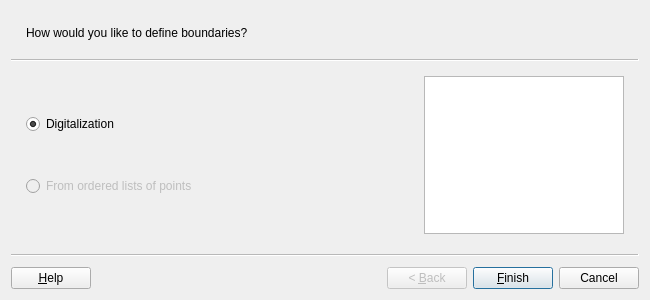
The window that asistente_ladm_col/ui/wiz_define_boundaries_cadastre.ui (SwissTierrasColombia/Asistente-LADM-COL) describes before a commit, drawn with Qt 5.
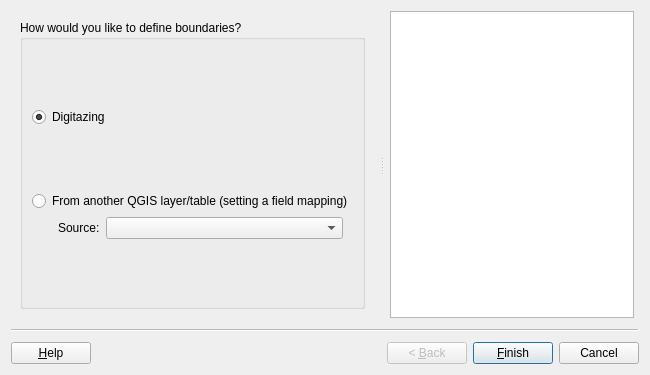
The same window after the commit. Custom widgets are drawn as their Qt base class.

Commit message: [gui] Show ETL model from 'Define Boundaries' wizard

```diff
--- a/asistente_ladm_col/ui/wiz_define_boundaries_cadastre.ui
+++ b/asistente_ladm_col/ui/wiz_define_boundaries_cadastre.ui
@@ -7,7 +7,7 @@
     <x>0</x>
     <y>0</y>
     <width>650</width>
-    <height>300</height>
+    <height>375</height>
    </rect>
   </property>
   <property name="cursor">
@@ -24,54 +24,106 @@
     <string/>
    </property>
    <property name="subTitle">
-    <string>How would you like to define boundaries?</string>
+    <string/>
    </property>
    <layout class="QGridLayout" name="gridLayout">
-    <item row="0" column="1">
-     <spacer name="verticalSpacer">
+    <property name="leftMargin">
+     <number>0</number>
+    </property>
+    <property name="topMargin">
+     <number>0</number>
+    </property>
+    <property name="rightMargin">
+     <number>5</number>
+    </property>
+    <property name="bottomMargin">
+     <number>0</number>
+    </property>
+    <item row="0" column="0">
+     <widget class="QSplitter" name="splitter">
+      <property name="sizePolicy">
+       <sizepolicy hsizetype="Expanding" vsizetype="Expanding">
+        <horstretch>0</horstretch>
+        <verstretch>0</verstretch>
+       </sizepolicy>
+      </property>
       <property name="orientation">
-       <enum>Qt::Vertical</enum>
+       <enum>Qt::Horizontal</enum>
       </property>
-      <property name="sizeHint" stdset="0">
-       <size>
-        <width>20</width>
-        <height>40</height>
-       </size>
+      <property name="handleWidth">
+       <number>16</number>
       </property>
-     </spacer>
-    </item>
-    <item row="0" column="2" rowspan="5">
-     <widget class="QTextBrowser" name="txt_help_page_1">
+      <widget class="QFrame" name="frame">
+       <property name="sizePolicy">
+        <sizepolicy hsizetype="Expanding" vsizetype="Expanding">
+         <horstretch>2</horstretch>
+         <verstretch>0</verstretch>
+        </sizepolicy>
+       </property>
+       <layout class="QGridLayout" name="gridLayout_4">
+        <item row="0" column="0">
+         <widget class="QGroupBox" name="gbx_page_1">
+          <property name="title">
+           <string>How would you like to define boundaries?</string>
+          </property>
+          <layout class="QGridLayout" name="gridLayout_3">
+           <item row="4" column="0">
+            <layout class="QHBoxLayout" name="horizontalLayout_3">
+             <property name="leftMargin">
+              <number>26</number>
+             </property>
+             <property name="rightMargin">
+              <number>10</number>
+             </property>
+             <item>
+              <widget class="QLabel" name="lbl_refactor_source">
+               <property name="sizePolicy">
+                <sizepolicy hsizetype="Preferred" vsizetype="Preferred">
+                 <horstretch>0</horstretch>
+                 <verstretch>0</verstretch>
+                </sizepolicy>
+               </property>
+               <property name="text">
+                <string>Source:</string>
+               </property>
+              </widget>
+             </item>
+             <item>
+              <widget class="QgsMapLayerComboBox" name="mMapLayerComboBox">
+               <property name="sizePolicy">
+                <sizepolicy hsizetype="Expanding" vsizetype="Fixed">
+                 <horstretch>0</horstretch>
+                 <verstretch>0</verstretch>
+                </sizepolicy>
+               </property>
       <property name="maximumSize">
        <size>
-        <width>200</width>
+                 <width>400</width>
         <height>16777215</height>
        </size>
       </property>
-      <property name="html">
-       <string>&lt;!DOCTYPE HTML PUBLIC &quot;-//W3C//DTD HTML 4.0//EN&quot; &quot;http://www.w3.org/TR/REC-html40/strict.dtd&quot;&gt;
-&lt;html&gt;&lt;head&gt;&lt;meta name=&quot;qrichtext&quot; content=&quot;1&quot; /&gt;&lt;style type=&quot;text/css&quot;&gt;
-p, li { white-space: pre-wrap; }
-&lt;/style&gt;&lt;/head&gt;&lt;body style=&quot; font-family:'Ubuntu'; font-size:11pt; font-weight:400; font-style:normal;&quot;&gt;
-&lt;p style=&quot;-qt-paragraph-type:empty; margin-top:0px; margin-bottom:0px; margin-left:0px; margin-right:0px; -qt-block-indent:0; text-indent:0px;&quot;&gt;&lt;br /&gt;&lt;/p&gt;&lt;/body&gt;&lt;/html&gt;</string>
-      </property>
-     </widget>
+               <property name="allowEmptyLayer" stdset="0">
+                <bool>true</bool>
+               </property>
+               <property name="showCrs" stdset="0">
+                <bool>false</bool>
+               </property>
+              </widget>
+             </item>
+            </layout>
     </item>
     <item row="1" column="0">
-     <widget class="QRadioButton" name="radioButton">
-      <property name="toolTip">
-       <string>Digitalize lines on the map canvas using QGIS tools</string>
-      </property>
+            <widget class="QRadioButton" name="rad_digitizing">
       <property name="text">
-       <string>Digitalization</string>
+              <string>Digitazing</string>
       </property>
       <property name="checked">
        <bool>true</bool>
       </property>
      </widget>
     </item>
-    <item row="2" column="1">
-     <spacer name="verticalSpacer_3">
+           <item row="0" column="0">
+            <spacer name="verticalSpacer">
       <property name="orientation">
        <enum>Qt::Vertical</enum>
       </property>
@@ -83,20 +135,17 @@
       </property>
      </spacer>
     </item>
-    <item row="3" column="0" colspan="2">
-     <widget class="QRadioButton" name="radioButton_2">
+           <item row="3" column="0">
+            <widget class="QRadioButton" name="rad_refactor">
       <property name="enabled">
-       <bool>false</bool>
-      </property>
-      <property name="toolTip">
-       <string>Use ordered lists of points defining boundaries</string>
+              <bool>true</bool>
       </property>
       <property name="text">
-       <string>From ordered lists of points</string>
+              <string>From another QGIS layer/table (setting a field mapping)</string>
       </property>
      </widget>
     </item>
-    <item row="4" column="1">
+           <item row="2" column="0">
      <spacer name="verticalSpacer_2">
       <property name="orientation">
        <enum>Qt::Vertical</enum>
@@ -109,9 +158,50 @@
       </property>
      </spacer>
     </item>
-   </layout>
-  </widget>
- </widget>
+           <item row="5" column="0">
+            <spacer name="verticalSpacer_3">
+             <property name="orientation">
+              <enum>Qt::Vertical</enum>
+             </property>
+             <property name="sizeHint" stdset="0">
+              <size>
+               <width>20</width>
+               <height>40</height>
+              </size>
+             </property>
+            </spacer>
+           </item>
+          </layout>
+         </widget>
+        </item>
+       </layout>
+      </widget>
+      <widget class="QTextBrowser" name="txt_help_page_1">
+       <property name="sizePolicy">
+        <sizepolicy hsizetype="Expanding" vsizetype="Expanding">
+         <horstretch>0</horstretch>
+         <verstretch>0</verstretch>
+        </sizepolicy>
+       </property>
+       <property name="accessibleName">
+        <string/>
+       </property>
+       <property name="openLinks">
+        <bool>false</bool>
+       </property>
+      </widget>
+     </widget>
+    </item>
+   </layout>
+  </widget>
+ </widget>
+ <customwidgets>
+  <customwidget>
+   <class>QgsMapLayerComboBox</class>
+   <extends>QComboBox</extends>
+   <header>qgis.gui</header>
+  </customwidget>
+ </customwidgets>
  <resources/>
  <connections/>
 </ui>
```
Lines whose indentation alone changed are shown as unchanged. The commit also changes 3 other files.
